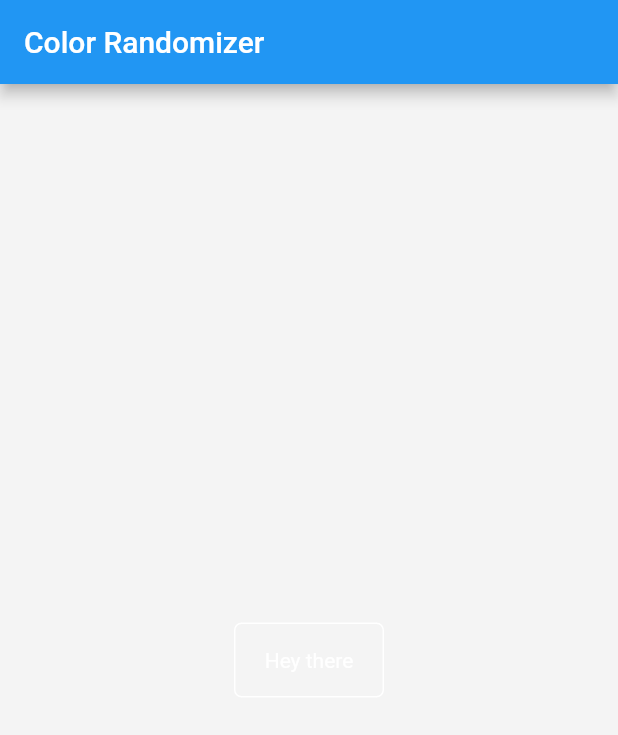
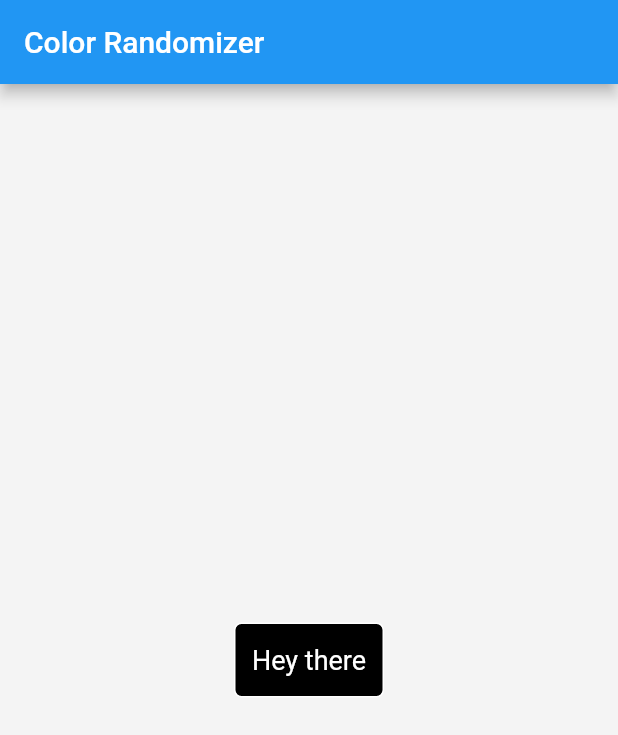
Before and after one commit to Tarrras/Color-Randomizer, a Flutter app: the screen it shows after launch, on a phone screen of 412 x 824 dp. Shown: the top 735 px of the screen. Run offline on Flutter 3.47's test engine with Material 2 defaults, Android fonts, the phone set to English and light mode, and no system bars.

```diff
--- a/lib/main.dart
+++ b/lib/main.dart
@@ -49,12 +49,13 @@ class _MyHomePageState extends State<MyHomePage> {
                     width: 100,
                     height: 50,
                     decoration: BoxDecoration(
+                        color: Colors.black,
                         border: Border.all(width: 1, color: Colors.white),
                         borderRadius: BorderRadius.all(Radius.circular(5))),
                     child: Center(
                       child: Text(
                         "Hey there",
-                        style: TextStyle(color: Colors.white),
+                        style: TextStyle(color: Colors.white, fontSize: 18),
                       ),
                     ))),
           ),
```
